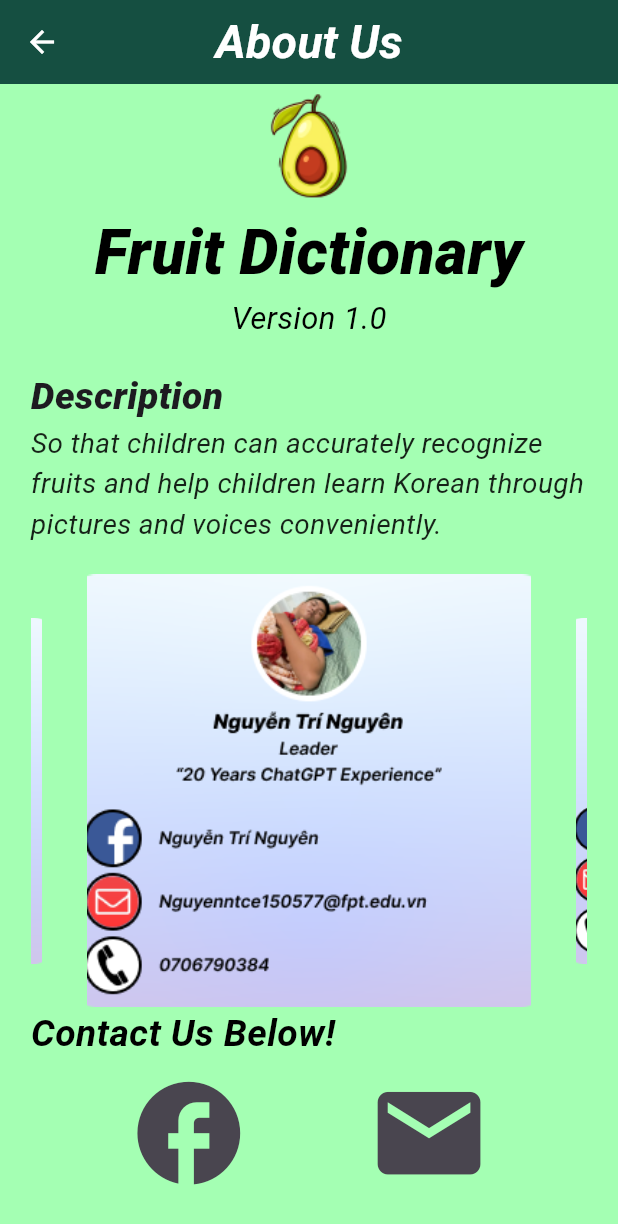
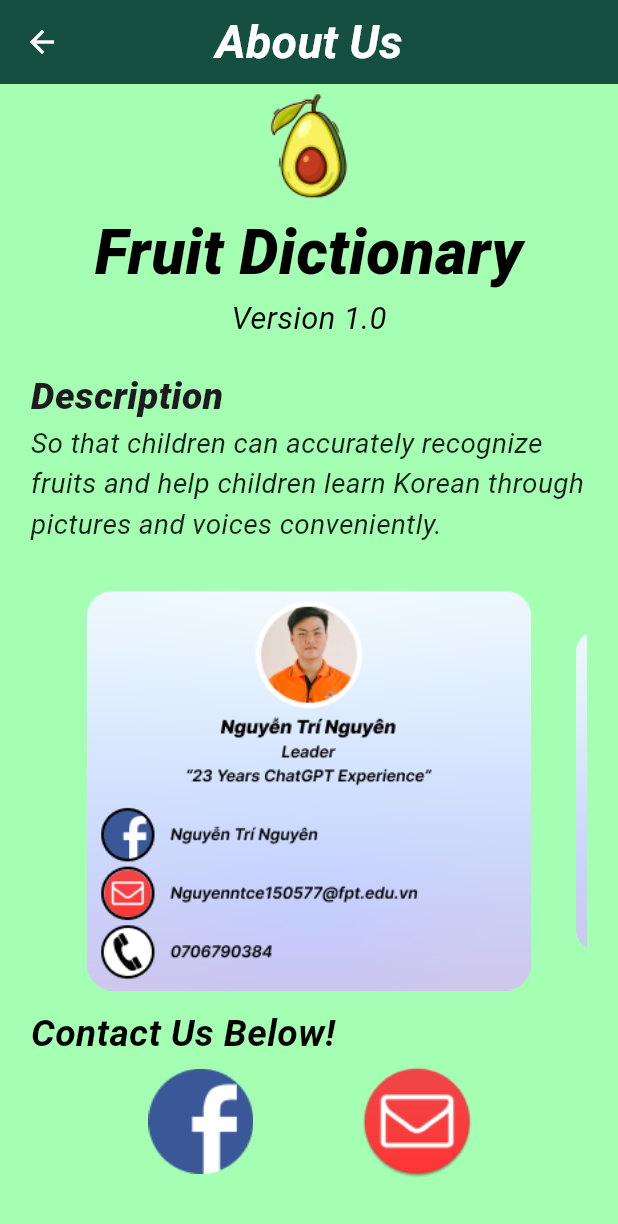
Before and after one commit to nguyenntce/SU24-SEP490-KoreanDictionary-Mobile_app, a Flutter app: the AboutusScreen screen opened directly, on a phone screen of 412 x 824 dp. Shown: the top 1224 px of the screen. Run offline on Flutter 3.47's test engine with Material 3 defaults, Android fonts, the phone set to English and light mode, and no system bars; our stand-ins replace audioplayers, camera, country_picker, firebase_auth, firebase_core, firebase_database and 8 more; accounts and stored records are empty; generated files the repository leaves out were written again.

Commit message:
update screen about us

```diff
--- a/lib/page_setting/aboutus_screen.dart
+++ b/lib/page_setting/aboutus_screen.dart
@@ -7,7 +7,7 @@ class AboutusScreen extends StatefulWidget {
 
 class _AboutusScreenState extends State<AboutusScreen> {
   late PageController _pageController;
-  int _currentPage = 1;
+  int _currentPage = 0;
 
   @override
   void initState() {
@@ -169,17 +169,17 @@ class _AboutusScreenState extends State<AboutusScreen> {
                     child: Image.asset(
                       // Danh sách các hình ảnh
                       index == 0
-                          ? 'assets/about_us.png'
+                          ? 'assets/about_us_tringuyen.png'
                           : index == 1
-                              ? 'assets/about_us.png'
+                              ? 'assets/about_us_minhthuan.png'
                               : index == 2
-                                  ? 'assets/about_us.png'
+                                  ? 'assets/about_us_thanhphong.png'
                                   : index == 3
-                                      ? 'assets/about_us.png'
-                                      : 'assets/about_us.png',
+                                      ? 'assets/about_us_vanhieu.png'
+                                      : 'assets/about_us_duykhang.png',
                       width: screenWidth * 0.8,
                       height: screenHeight * 0.35,
-                      fit: BoxFit.cover,
+                      fit: BoxFit.contain,
                     ),
                   );
                 },
@@ -196,37 +196,39 @@ class _AboutusScreenState extends State<AboutusScreen> {
                   fontSize: titleFontSize * 1.2,
                   fontWeight: FontWeight.bold,
                   fontStyle: FontStyle.italic,
-                  color: Colors.black,
+                  color: const Color.fromARGB(255, 0, 0, 0),
                 ),
               ),
             ),
-            Container(
-              margin: EdgeInsets.only(top: screenHeight * 0.00),
-              alignment: Alignment.center,
-              child: Row(
+     Row(
   mainAxisAlignment: MainAxisAlignment.center,
   children: [
-                  IconButton(
-                    icon: Icon(Icons.facebook,
-                        size: titleFontSize * 4), // Tăng kích thước
-                    onPressed: () {
+    GestureDetector(
+      onTap: () {
         // Xử lý khi nhấn vào biểu tượng Facebook
         // Chuyển hướng đến đường link Facebook
       },
+      child: Image.asset(
+        'assets/image_facebook.png',
+        width: titleFontSize * 4, // Kích thước của hình ảnh
+        height: titleFontSize * 4, // Kích thước của hình ảnh
+      ),
     ),
     SizedBox(
-                      width: screenWidth *
-                          0.15), // Khoảng cách giữa các biểu tượng
-                  IconButton(
-                    icon: Icon(Icons.email,
-                        size: titleFontSize * 4), // Tăng kích thước
-                    onPressed: () {
+      width: screenWidth * 0.15, // Khoảng cách giữa các biểu tượng
+    ),
+    GestureDetector(
+      onTap: () {
         // Xử lý khi nhấn vào biểu tượng Email
         // Ví dụ: Mở ứng dụng email mặc định của người dùng
       },
+      child: Image.asset(
+        'assets/image_email.png',
+        width: titleFontSize * 4, // Kích thước của hình ảnh
+        height: titleFontSize * 4, // Kích thước của hình ảnh
+      ),
     ),
   ],
-              ),
 ),
           ],
         ),
```
Also changed, not shown: pubspec.yaml (+8 -0 lines), assets/about_us_duykhang.png (added), assets/about_us_minhthuan.png (added), assets/about_us_thanhphong.png (added), assets/about_us_tringuyen.png (added), assets/about_us_vanhieu.png (added), assets/image_email.png (added), assets/image_facebook.png (added). Lines whose indentation alone changed are shown as unchanged.
